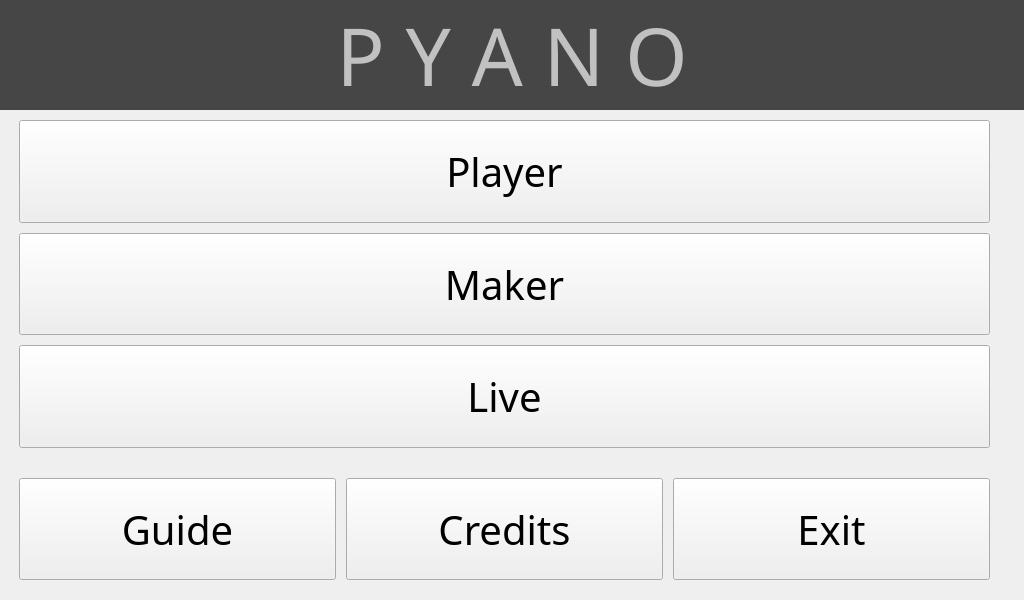
braydonw/Pyano, file pyano/layout.ui: the form before one commit.
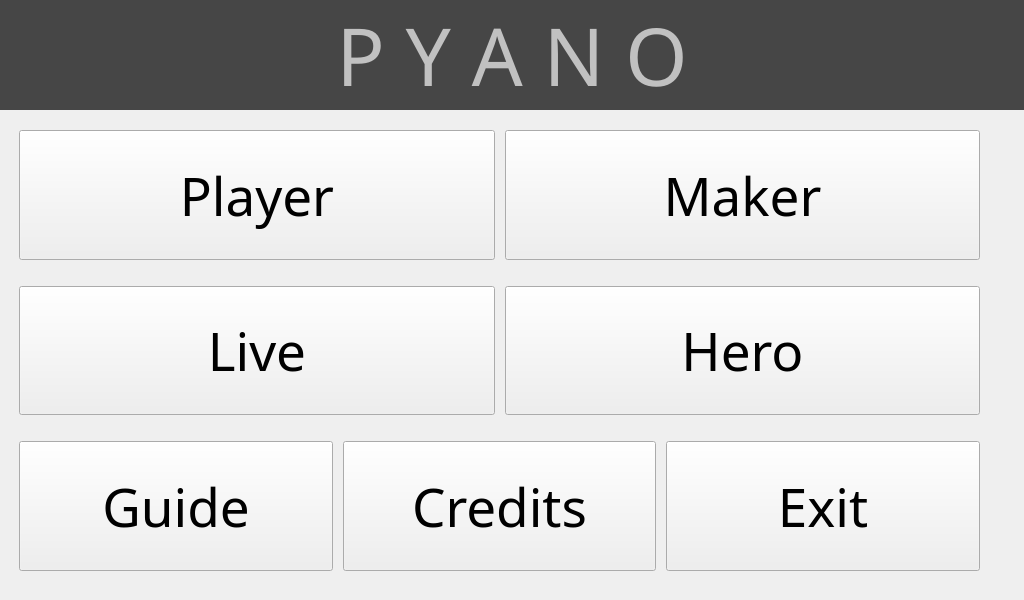
The form after the commit. The open tabs and pages were chosen to show the change. Icons and pictures are not drawn.

Commit message: Major Hero GUI Updates

Diff of the .ui file:
```diff
--- a/pyano/layout.ui
+++ b/pyano/layout.ui
@@ -82,19 +82,27 @@
        <number>6</number>
       </property>
       <widget class="QWidget" name="page_home">
-       <widget class="QWidget" name="layoutWidget">
+       <widget class="QWidget" name="layoutWidget_8">
         <property name="geometry">
          <rect>
           <x>20</x>
           <y>10</y>
-          <width>971</width>
-          <height>460</height>
+          <width>961</width>
+          <height>461</height>
          </rect>
         </property>
-        <layout class="QVBoxLayout" name="verticalLayout_2">
+        <layout class="QVBoxLayout" name="verticalLayout_5">
+         <item>
+          <layout class="QHBoxLayout" name="horizontalLayout_11">
          <property name="spacing">
           <number>10</number>
          </property>
+           <property name="topMargin">
+            <number>10</number>
+           </property>
+           <property name="bottomMargin">
+            <number>10</number>
+           </property>
          <item>
           <widget class="QPushButton" name="btn_player">
            <property name="sizePolicy">
@@ -106,7 +114,7 @@
            <property name="font">
             <font>
              <family>Piboto Condensed</family>
-             <pointsize>30</pointsize>
+               <pointsize>40</pointsize>
             </font>
            </property>
            <property name="focusPolicy">
@@ -137,7 +145,7 @@
            <property name="font">
             <font>
              <family>Piboto Condensed</family>
-             <pointsize>30</pointsize>
+               <pointsize>40</pointsize>
             </font>
            </property>
            <property name="focusPolicy">
@@ -151,6 +159,19 @@
            </property>
           </widget>
          </item>
+          </layout>
+         </item>
+         <item>
+          <layout class="QHBoxLayout" name="horizontalLayout_10">
+           <property name="spacing">
+            <number>10</number>
+           </property>
+           <property name="topMargin">
+            <number>10</number>
+           </property>
+           <property name="bottomMargin">
+            <number>10</number>
+           </property>
          <item>
           <widget class="QPushButton" name="btn_live">
            <property name="sizePolicy">
@@ -162,7 +183,7 @@
            <property name="font">
             <font>
              <family>Piboto Condensed</family>
-             <pointsize>30</pointsize>
+               <pointsize>40</pointsize>
             </font>
            </property>
            <property name="focusPolicy">
@@ -180,26 +201,46 @@
           </widget>
          </item>
          <item>
-          <spacer name="verticalSpacer">
-           <property name="orientation">
-            <enum>Qt::Vertical</enum>
-           </property>
-           <property name="sizeType">
-            <enum>QSizePolicy::Fixed</enum>
-           </property>
-           <property name="sizeHint" stdset="0">
-            <size>
-             <width>20</width>
-             <height>20</height>
-            </size>
-           </property>
-          </spacer>
+            <widget class="QPushButton" name="btn_hero">
+             <property name="sizePolicy">
+              <sizepolicy hsizetype="Minimum" vsizetype="Minimum">
+               <horstretch>0</horstretch>
+               <verstretch>0</verstretch>
+              </sizepolicy>
+             </property>
+             <property name="font">
+              <font>
+               <family>Piboto Condensed</family>
+               <pointsize>40</pointsize>
+              </font>
+             </property>
+             <property name="focusPolicy">
+              <enum>Qt::NoFocus</enum>
+             </property>
+             <property name="autoFillBackground">
+              <bool>false</bool>
+             </property>
+             <property name="text">
+              <string>Hero</string>
+             </property>
+             <property name="shortcut">
+              <string>H</string>
+             </property>
+            </widget>
+           </item>
+          </layout>
          </item>
          <item>
           <layout class="QHBoxLayout" name="horizontalLayout">
            <property name="spacing">
             <number>10</number>
            </property>
+           <property name="topMargin">
+            <number>10</number>
+           </property>
+           <property name="bottomMargin">
+            <number>10</number>
+           </property>
            <item>
             <widget class="QPushButton" name="btn_guide">
              <property name="sizePolicy">
@@ -211,7 +252,7 @@
              <property name="font">
               <font>
                <family>Piboto Condensed</family>
-               <pointsize>30</pointsize>
+               <pointsize>40</pointsize>
               </font>
              </property>
              <property name="focusPolicy">
@@ -236,7 +277,7 @@
              <property name="font">
               <font>
                <family>Piboto Condensed</family>
-               <pointsize>30</pointsize>
+               <pointsize>40</pointsize>
               </font>
              </property>
              <property name="focusPolicy">
@@ -258,10 +299,16 @@
                <verstretch>0</verstretch>
               </sizepolicy>
              </property>
+             <property name="maximumSize">
+              <size>
+               <width>16777215</width>
+               <height>16777215</height>
+              </size>
+             </property>
              <property name="font">
               <font>
                <family>Piboto Condensed</family>
-               <pointsize>30</pointsize>
+               <pointsize>40</pointsize>
                <stylestrategy>PreferDefault</stylestrategy>
               </font>
              </property>
```
Left out of the diff: 101 changed lines with no effect on the pictures. Lines whose indentation alone changed are shown as unchanged. The commit also changes 8 other files.
